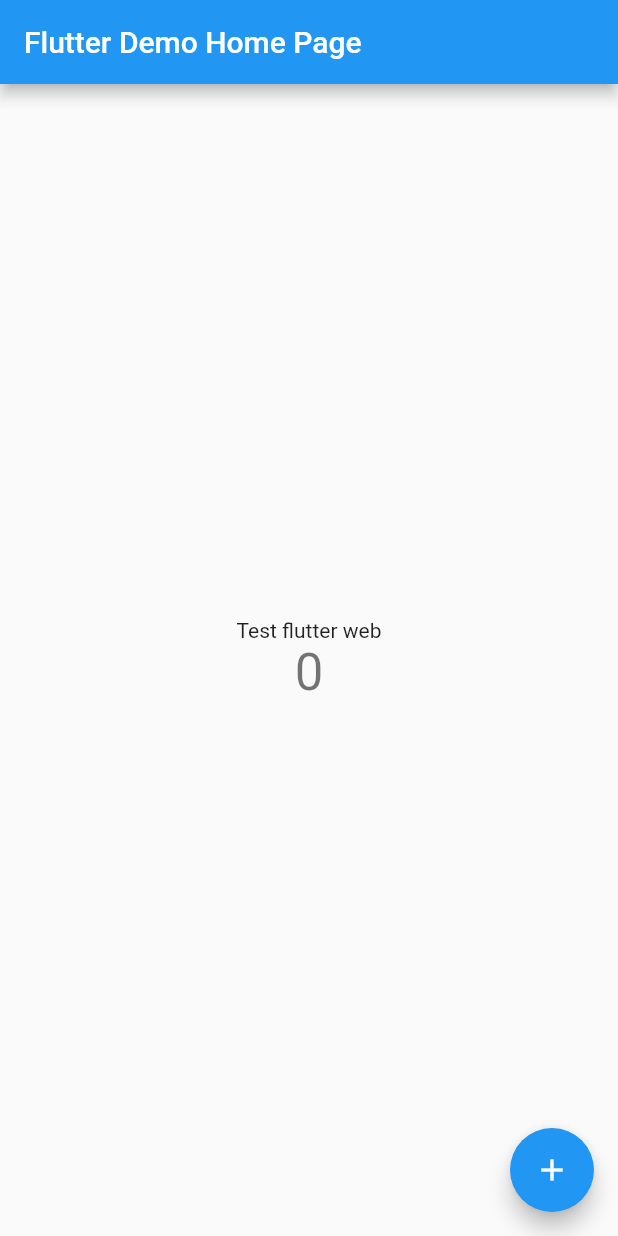
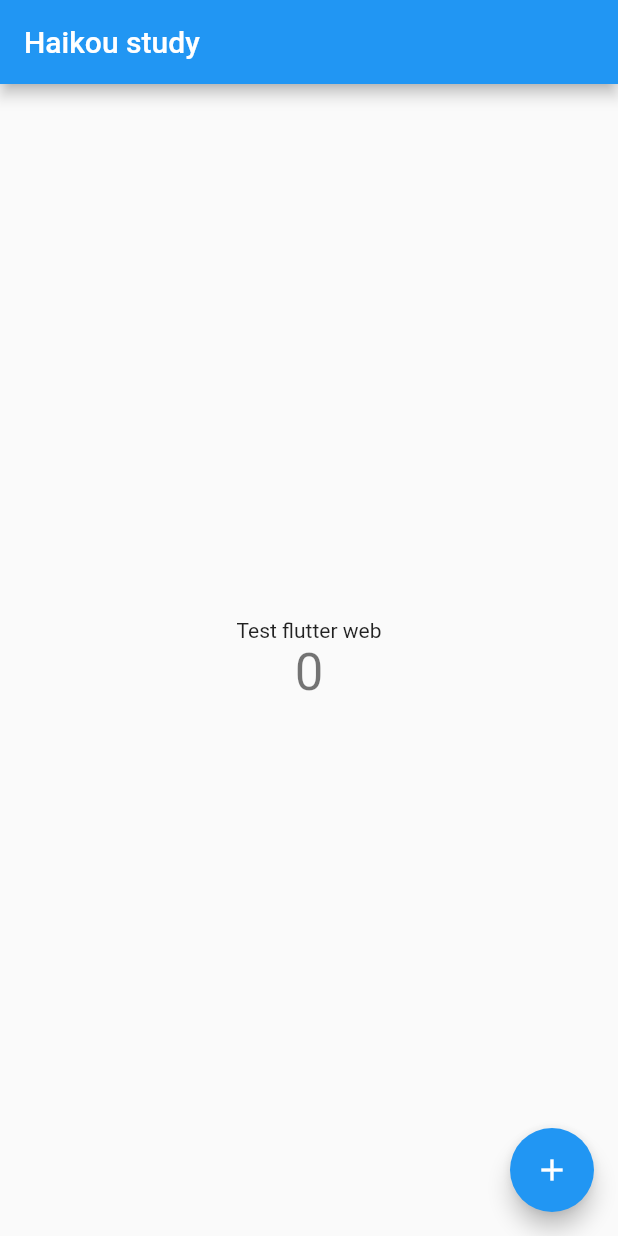
Before and after one commit to harrypunk/haikou_flutter, a Flutter app: the screen it shows after launch, on a phone screen of 412 x 824 dp. Run offline on Flutter 3.47's test engine with Material 2 defaults, Android fonts, the phone set to English and light mode, and no system bars.

```diff
--- a/lib/main.dart
+++ b/lib/main.dart
@@ -15,7 +15,7 @@
       theme: ThemeData(
         primarySwatch: Colors.blue,
       ),
-      home: const MyHomePage(title: 'Flutter Demo Home Page'),
+      home: const MyHomePage(title: 'Haikou study'),
     );
   }
 }
```
Also changed, not shown: pubspec.lock.
